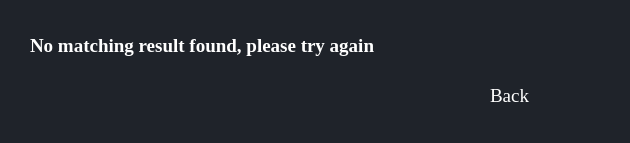
Qt form ui/NoMatchingResultPopwindow.ui (aanushri9/Counter-Harvesting-5.1) before a commit.
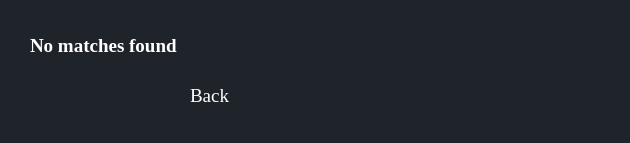
The same form after that commit.

What changed in the file:
```diff
--- a/ui/NoMatchingResultPopwindow.ui
+++ b/ui/NoMatchingResultPopwindow.ui
@@ -51,7 +51,7 @@
      <rect>
       <x>30</x>
       <y>30</y>
-      <width>431</width>
+      <width>241</width>
       <height>31</height>
      </rect>
     </property>
@@ -64,13 +64,13 @@
      </font>
     </property>
     <property name="text">
-     <string>No matching result found, please try again</string>
+     <string>No matches found</string>
     </property>
    </widget>
    <widget class="QPushButton" name="pushButton">
     <property name="geometry">
      <rect>
-      <x>480</x>
+      <x>180</x>
       <y>80</y>
       <width>71</width>
       <height>31</height>
```
Left out of the diff: 2 changed lines with no effect on the pictures.
